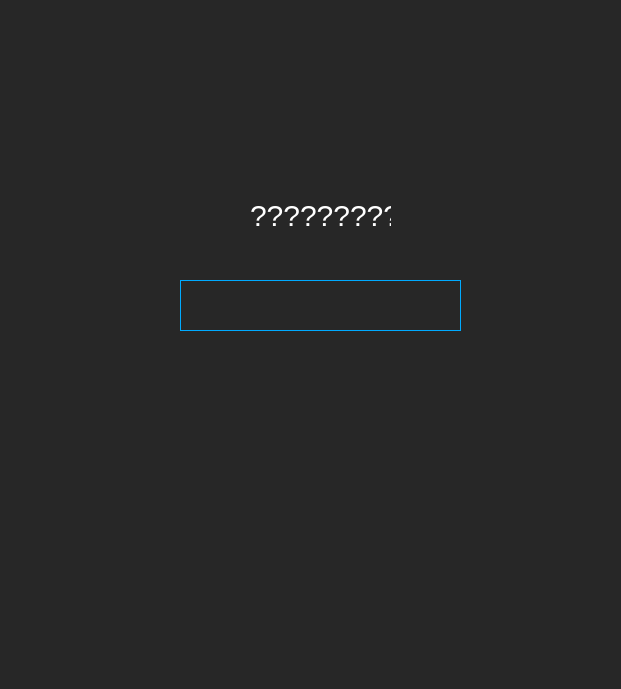
Old version of the form Remote/mainwindow.ui in the repository RonaldColyar/POI-RemoteDesktop.
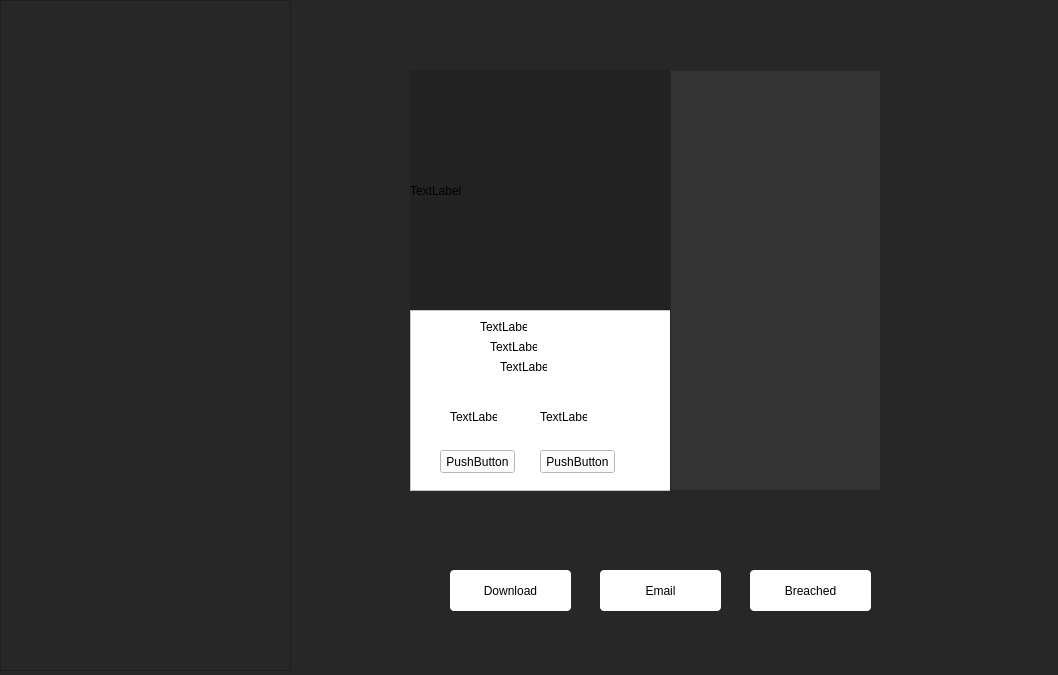
New version of the form.

```diff
--- a/Remote/mainwindow.ui
+++ b/Remote/mainwindow.ui
@@ -6,8 +6,8 @@
    <rect>
     <x>0</x>
     <y>0</y>
-    <width>621</width>
-    <height>689</height>
+    <width>1058</width>
+    <height>675</height>
    </rect>
   </property>
   <property name="windowTitle">
@@ -17,33 +17,207 @@
    <string notr="true">Background-color:rgb(39, 39, 39)</string>
   </property>
   <widget class="QWidget" name="centralwidget">
-   <widget class="QPlainTextEdit" name="plainTextEdit">
+   <widget class="QListView" name="listView">
     <property name="geometry">
      <rect>
-      <x>180</x>
-      <y>280</y>
-      <width>281</width>
-      <height>51</height>
+      <x>0</x>
+      <y>0</y>
+      <width>291</width>
+      <height>671</height>
      </rect>
     </property>
+   </widget>
+   <widget class="QPushButton" name="DownloadButton">
+    <property name="geometry">
+     <rect>
+      <x>450</x>
+      <y>570</y>
+      <width>121</width>
+      <height>41</height>
+     </rect>
+    </property>
     <property name="styleSheet">
-     <string notr="true">border:1px solid rgb(0, 170, 255); color: #ffffff; font-size:30px;</string>
+     <string notr="true">border-radius:4px; background-color:#ffffff;</string>
+    </property>
+    <property name="text">
+     <string>Download</string>
+    </property>
+   </widget>
+   <widget class="QPushButton" name="EmailButton">
+    <property name="geometry">
+     <rect>
+      <x>600</x>
+      <y>570</y>
+      <width>121</width>
+      <height>41</height>
+     </rect>
+    </property>
+    <property name="styleSheet">
+     <string notr="true">border-radius:4px; background-color:#ffffff;</string>
+    </property>
+    <property name="text">
+     <string>Email</string>
+    </property>
+   </widget>
+   <widget class="QPushButton" name="BreachButton">
+    <property name="geometry">
+     <rect>
+      <x>750</x>
+      <y>570</y>
+      <width>121</width>
+      <height>41</height>
+     </rect>
+    </property>
+    <property name="styleSheet">
+     <string notr="true">border-radius:4px; background-color:#ffffff;</string>
+    </property>
+    <property name="text">
+     <string>Breached</string>
     </property>
    </widget>
    <widget class="QLabel" name="label">
     <property name="geometry">
      <rect>
-      <x>250</x>
-      <y>200</y>
-      <width>141</width>
-      <height>31</height>
+      <x>410</x>
+      <y>70</y>
+      <width>261</width>
+      <height>241</height>
      </rect>
     </property>
     <property name="styleSheet">
-     <string notr="true">color:#ffffff; font-size:30px;</string>
+     <string notr="true">background-color:#222222;</string>
     </property>
     <property name="text">
-     <string>?????????</string>
+     <string>TextLabel</string>
+    </property>
+   </widget>
+   <widget class="QFrame" name="frame">
+    <property name="geometry">
+     <rect>
+      <x>410</x>
+      <y>310</y>
+      <width>261</width>
+      <height>181</height>
+     </rect>
+    </property>
+    <property name="styleSheet">
+     <string notr="true">background-color:#ffffff;</string>
+    </property>
+    <property name="frameShape">
+     <enum>QFrame::StyledPanel</enum>
+    </property>
+    <property name="frameShadow">
+     <enum>QFrame::Raised</enum>
+    </property>
+    <widget class="QLabel" name="label_2">
+     <property name="geometry">
+      <rect>
+       <x>70</x>
+       <y>10</y>
+       <width>47</width>
+       <height>13</height>
+      </rect>
+     </property>
+     <property name="text">
+      <string>TextLabel</string>
+     </property>
+    </widget>
+    <widget class="QLabel" name="label_3">
+     <property name="geometry">
+      <rect>
+       <x>80</x>
+       <y>30</y>
+       <width>47</width>
+       <height>13</height>
+      </rect>
+     </property>
+     <property name="text">
+      <string>TextLabel</string>
+     </property>
+    </widget>
+    <widget class="QLabel" name="label_4">
+     <property name="geometry">
+      <rect>
+       <x>90</x>
+       <y>50</y>
+       <width>47</width>
+       <height>13</height>
+      </rect>
+     </property>
+     <property name="text">
+      <string>TextLabel</string>
+     </property>
+    </widget>
+    <widget class="QLabel" name="label_5">
+     <property name="geometry">
+      <rect>
+       <x>40</x>
+       <y>100</y>
+       <width>47</width>
+       <height>13</height>
+      </rect>
+     </property>
+     <property name="text">
+      <string>TextLabel</string>
+     </property>
+    </widget>
+    <widget class="QLabel" name="label_6">
+     <property name="geometry">
+      <rect>
+       <x>130</x>
+       <y>100</y>
+       <width>47</width>
+       <height>13</height>
+      </rect>
+     </property>
+     <property name="text">
+      <string>TextLabel</string>
+     </property>
+    </widget>
+    <widget class="QPushButton" name="pushButton">
+     <property name="geometry">
+      <rect>
+       <x>30</x>
+       <y>140</y>
+       <width>75</width>
+       <height>23</height>
+      </rect>
+     </property>
+     <property name="text">
+      <string>PushButton</string>
+     </property>
+    </widget>
+    <widget class="QPushButton" name="pushButton_2">
+     <property name="geometry">
+      <rect>
+       <x>130</x>
+       <y>140</y>
+       <width>75</width>
+       <height>23</height>
+      </rect>
+     </property>
+     <property name="text">
+      <string>PushButton</string>
+     </property>
+    </widget>
+   </widget>
+   <widget class="QFrame" name="frame_2">
+    <property name="geometry">
+     <rect>
+      <x>670</x>
+      <y>70</y>
+      <width>211</width>
+      <height>421</height>
+     </rect>
+    </property>
+    <property name="styleSheet">
+     <string notr="true">background-color:#333;</string>
+    </property>
+    <property name="frameShape">
+     <enum>QFrame::StyledPanel</enum>
+    </property>
+    <property name="frameShadow">
+     <enum>QFrame::Raised</enum>
     </property>
    </widget>
   </widget>
```
